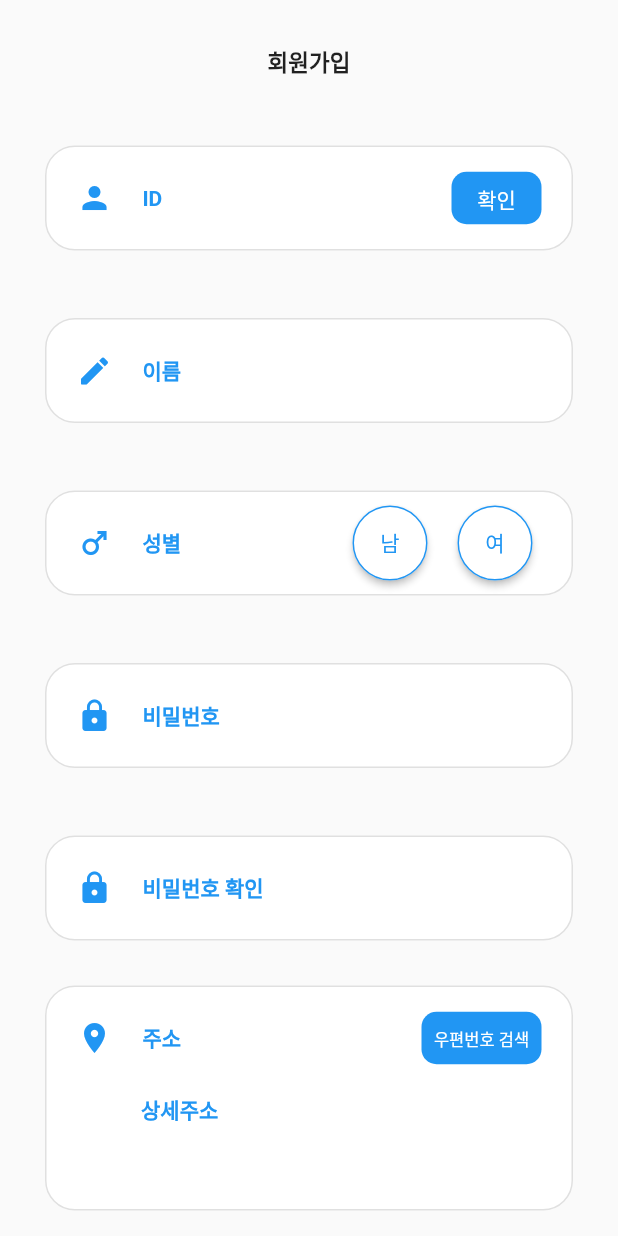
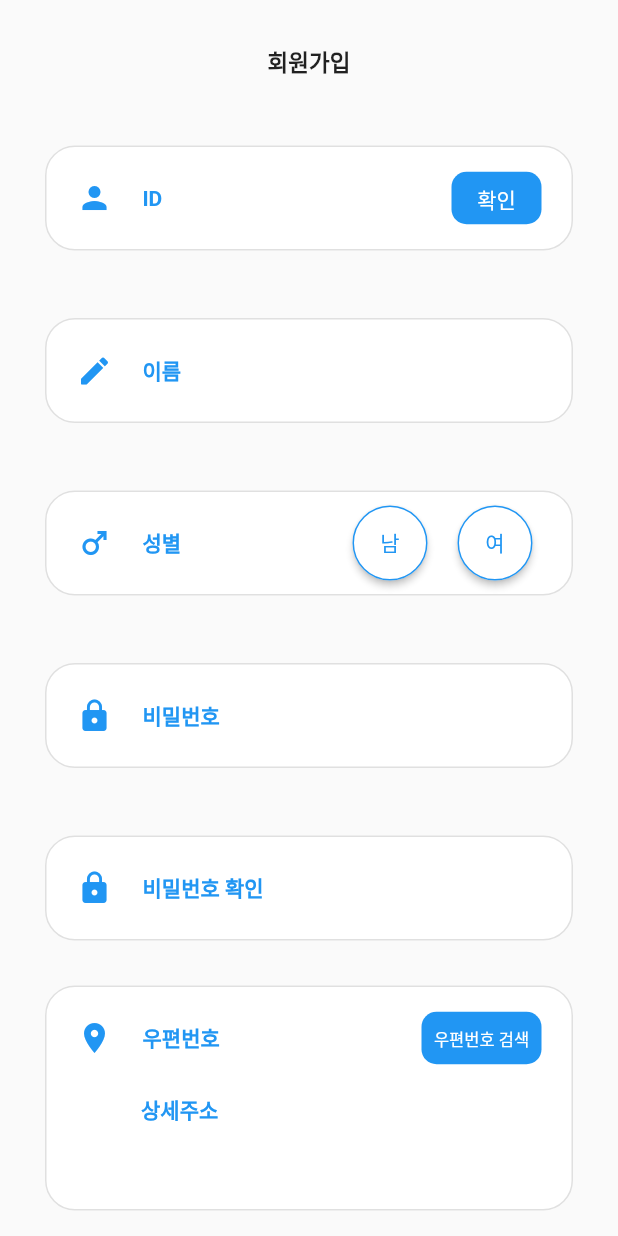
Before and after one commit to hhs0579/Dream, a Flutter app: the JoinPage screen opened directly, on a phone screen of 412 x 824 dp. Run offline on Flutter 3.47's test engine with Material 2 defaults, Android fonts, the light colour scheme and no system bars; our stand-ins replace extended_image, get, logger; missing offline and left inert: kpostal.

Commit message:
1201 final

```diff
--- a/dreamproject/lib/screens/starts/join_page.dart
+++ b/dreamproject/lib/screens/starts/join_page.dart
@@ -1,5 +1,6 @@
 import 'package:flutter/material.dart';
 import 'package:get/get.dart';
+import 'package:kpostal/kpostal.dart';
 
 import 'login_page.dart';
 
@@ -16,14 +17,17 @@ class _JoinPageState extends State<JoinPage> {
   bool _maleswitchState = false;
   bool _femaleswitchState = false;
 
-  String id = '';
-  String name = '';
-  String password = '';
-  String gender = '';
-  String post = '';
-  String address = '';
+  String? id;
+  String? name;
+  String? password;
+  String? gender;
+  String? address;
+  String? postCode;
 
+  final _idTextEditor = TextEditingController();
   final _passwordTextEditor = TextEditingController();
+  final _postTextEditor = TextEditingController();
+  final _addressTextEditor = TextEditingController();
 
   final formKey = GlobalKey<FormState>();
 
@@ -63,6 +67,32 @@ class _JoinPageState extends State<JoinPage> {
       child: Text(
         gender,
         style: TextStyle(color: textColor),
+      ),
+    );
+  }
+
+  IdTextformfield({
+    required FormFieldSetter onSaved,
+    required FormFieldValidator validator,
+    required TextEditingController controller,
+  }) {
+    assert(onSaved != null);
+    assert(validator != null);
+
+    return Expanded(
+      child: Container(
+        margin: EdgeInsets.only(right: 10),
+        child: TextFormField(
+          controller: controller,
+          textAlign: TextAlign.right,
+          style: TextStyle(color: Colors.black),
+          decoration: InputDecoration(
+            border: InputBorder.none,
+            errorStyle: TextStyle(color: Colors.blue),
+          ),
+          onSaved: onSaved,
+          validator: validator,
+        ),
       ),
     );
   }
@@ -165,13 +195,22 @@ class _JoinPageState extends State<JoinPage> {
                               fontWeight: FontWeight.bold,
                             )),
                       ),
-                      Textformfield(onSaved: (val) {}, validator: (val) {}),
+                      IdTextformfield(
+                          onSaved: (val) {
+                            id = val;
+                          },
+                          validator: (val) {},
+                          controller: _idTextEditor),
                       Container(
                         width: 60,
                         height: 35,
                         child: TextButton(
                           child: Text("확인"),
-                          onPressed: () {},
+                          onPressed: () {
+                            setState(() {
+                              _idTextEditor.text = "완료";
+                            });
+                          },
                           style: TextButton.styleFrom(
                               primary: Colors.white,
                               backgroundColor: Colors.blue,
@@ -207,7 +246,11 @@ class _JoinPageState extends State<JoinPage> {
                               fontWeight: FontWeight.bold,
                             )),
                       ),
-                      Textformfield(onSaved: (val) {}, validator: (val) {}),
+                      Textformfield(
+                          onSaved: (val) {
+                            name = val;
+                          },
+                          validator: (val) {}),
                     ],
                   ),
                 ),
@@ -392,7 +435,7 @@ class _JoinPageState extends State<JoinPage> {
                           ),
                           Container(
                             width: 90,
-                            child: Text("주소",
+                            child: Text("우편번호",
                                 style: TextStyle(
                                   color: Colors.blue,
                                   fontWeight: FontWeight.bold,
@@ -402,6 +445,7 @@ class _JoinPageState extends State<JoinPage> {
                             child: Container(
                               margin: EdgeInsets.only(right: 10),
                               child: TextField(
+                                controller: _postTextEditor,
                                 textAlign: TextAlign.right,
                                 style: TextStyle(color: Colors.black),
                                 decoration: InputDecoration(
@@ -421,7 +465,30 @@ class _JoinPageState extends State<JoinPage> {
                                   fontSize: 11,
                                 ),
                               ),
-                              onPressed: () {},
+                              onPressed: () async {
+                                await Navigator.push(
+                                  context,
+                                  MaterialPageRoute(
+                                    builder: (context) => KpostalView(
+                                      useLocalServer: true,
+                                      localPort: 8080,
+                                      kakaoKey:
+                                          '{e7332691953b203d499ffb8ad8a411c6}',
+                                      callback: (Kpostal result) {
+                                        setState(() {
+                                          postCode = result.postCode;
+                                          address = result.address;
+                                          _postTextEditor.text =
+                                              result.postCode;
+                                          _addressTextEditor.text =
+                                              result.address;
+                                        });
+                                      },
+                                    ),
+                                  ),
+                                );
+                                Navigator.pop(context);
+                              },
                               style: TextButton.styleFrom(
                                   primary: Colors.white,
                                   backgroundColor: Colors.blue,
@@ -446,6 +513,7 @@ class _JoinPageState extends State<JoinPage> {
                             child: Container(
                               margin: EdgeInsets.only(right: 10),
                               child: TextField(
+                                controller: _addressTextEditor,
                                 textAlign: TextAlign.right,
                                 style: TextStyle(color: Colors.black),
                                 decoration: InputDecoration(
--- a/dreamproject/pubspec.yaml
+++ b/dreamproject/pubspec.yaml
@@ -45,6 +45,7 @@ dependencies:
   get: ^4.3.8
   flutter_screenutil: ^5.0.1
   flutter_launcher_icons: ^0.9.2
+  kpostal: ^0.3.2
 
 #encourage_image 패키지 설치
 
```
Also changed, not shown: dreamproject/pubspec.lock, 2 other files.
